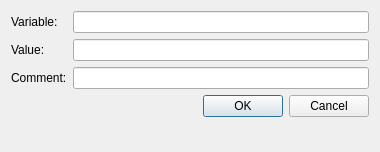
This is src/variabledialog.ui in loimu/zeit as Qt 5 draws it before an edit. The edited form follows.
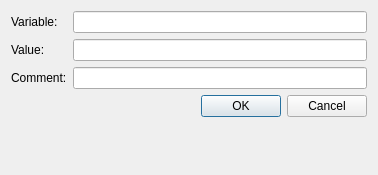
This is the edited form.

Commit message: zeit: make all dialogs fixed-sized

```diff
--- a/src/variabledialog.ui
+++ b/src/variabledialog.ui
@@ -6,8 +6,8 @@
    <rect>
     <x>0</x>
     <y>0</y>
-    <width>380</width>
-    <height>152</height>
+    <width>378</width>
+    <height>175</height>
    </rect>
   </property>
   <property name="windowTitle">
@@ -45,6 +45,12 @@
       <layout class="QVBoxLayout" name="verticalLayout_2">
        <item>
         <widget class="QLineEdit" name="varEdit">
+         <property name="minimumSize">
+          <size>
+           <width>250</width>
+           <height>0</height>
+          </size>
+         </property>
          <property name="clearButtonEnabled">
           <bool>true</bool>
          </property>
```
Left out of the diff: 3 changed lines with no effect on the pictures. The commit also changes 6 other files.
